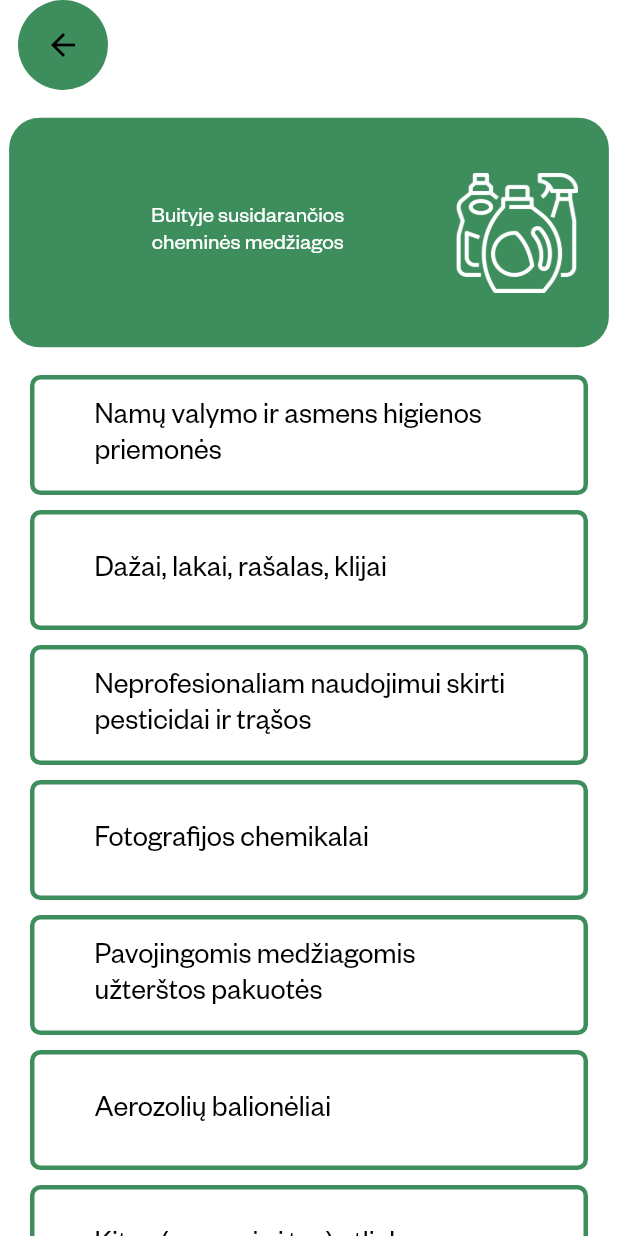
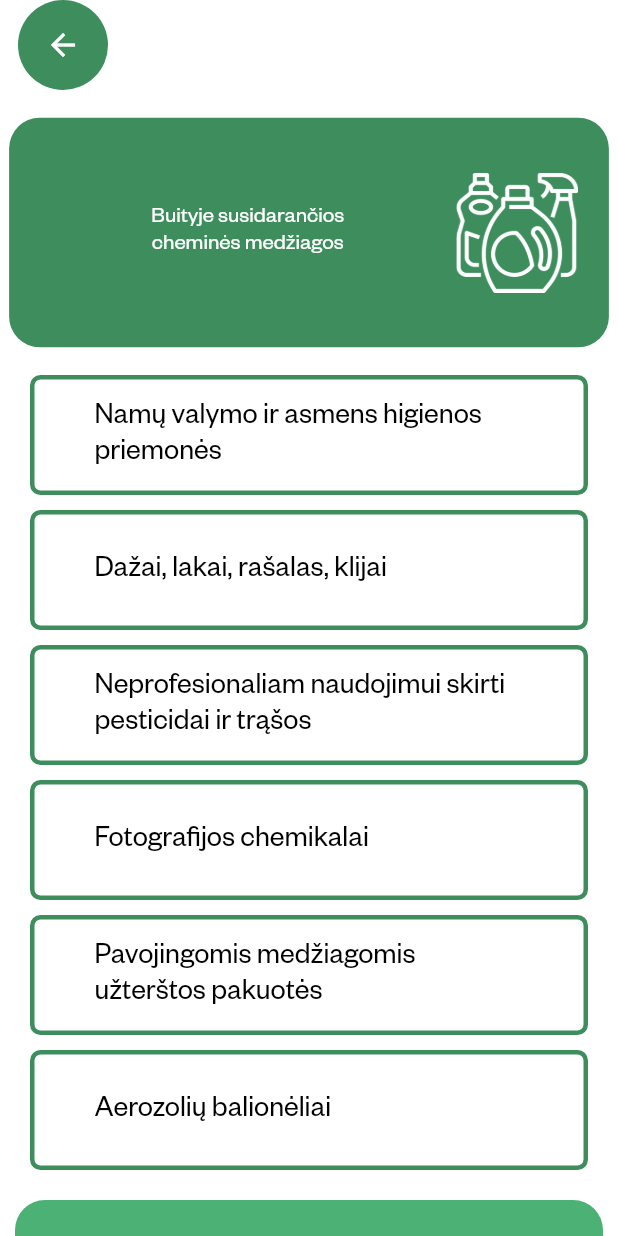
Before and after one commit to AplinkosMinisterija/rusiavimo-irankis, a Flutter app: the screen it shows after launch, after a tap on "Gyventojams", after a tap on "Buityje susidarančios cheminės medžiagos", on a phone screen of 412 x 824 dp. Run offline on Flutter 3.47's test engine with Material 2 defaults, Android fonts, the light colour scheme and no system bars; drawn by our look-alikes of auto_size_text; our stand-ins replace bloc, dio, dropdown_button2, easy_localization, equatable, flutter_bloc and 1 more; missing offline and left inert: dart:js.

Commit message:
Initial commit

```diff
--- a/lib/ui/screens/residents.dart
+++ b/lib/ui/screens/residents.dart
@@ -612,24 +612,24 @@
                 '* Į savivaldybės nurodytas vietas, kai yra vykdomas pavojingųjų atliekų surinkimas apvažiavimo būdu.',
           ),
         ),
-        const SizedBox(height: 10),
-        SelectorTile(
-          title: LocaleKeys.house_hold_six.tr(),
-          onTap: () {
-            setState(() {
-              setHouseHold(6);
-            });
-          },
-          clicked: _six_house_hold_clicked,
-          infoWidget: const SelectorDescription(
-            isDangerous: true,
-            moreInfoDescription: '',
-            sortDescription: '',
-            whereToGiveAway: '* Pristatoma į DGASA.',
-            whereToGiveAway2:
-                '* Į savivaldybės nurodytas vietas, kai yra vykdomas pavojingųjų atliekų surinkimas apvažiavimo būdu.',
-          ),
-        ),
+        // const SizedBox(height: 10),
+        // SelectorTile(
+        //   title: LocaleKeys.house_hold_six.tr(),
+        //   onTap: () {
+        //     setState(() {
+        //       setHouseHold(6);
+        //     });
+        //   },
+        //   clicked: _six_house_hold_clicked,
+        //   infoWidget: const SelectorDescription(
+        //     isDangerous: true,
+        //     moreInfoDescription: '',
+        //     sortDescription: '',
+        //     whereToGiveAway: '* Pristatoma į DGASA.',
+        //     whereToGiveAway2:
+        //         '* Į savivaldybės nurodytas vietas, kai yra vykdomas pavojingųjų atliekų surinkimas apvažiavimo būdu.',
+        //   ),
+        // ),
       ],
     );
   }
--- a/lib/ui/widgets/back_btn.dart
+++ b/lib/ui/widgets/back_btn.dart
@@ -66,7 +66,7 @@
                         MediaQuery.of(context).size.width > 768 ? 20 : 0),
                 child: const Icon(
                   Icons.arrow_back,
-                  color: Colors.black,
+                  color: Colors.white,
                 ),
               ),
             );
```
Also changed, not shown: 1 other file.
